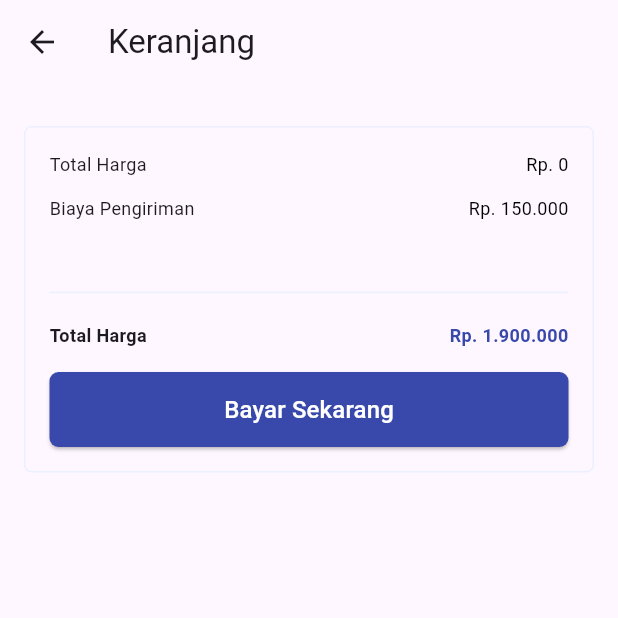
After one commit to fahronona/FCI-9-CWB-FLUTTER, a Flutter app: the CartPage screen opened directly, on a phone screen of 412 x 824 dp, the top half of it. The commit adds this screen. Run offline on Flutter 3.47's test engine with Material 2 defaults, Android fonts, the light colour scheme and no system bars; our stand-ins replace badges, bloc, carousel_slider, dartz, flutter_bloc, freezed_annotation and 1 more; accounts and stored records are empty; network calls fail.

Commit message:
update cart page

```diff
--- /dev/null
+++ b/lib/common/components/row_text.dart
@@ -0,0 +1,44 @@
+import 'package:flutter/material.dart';
+
+import '../constans/colors.dart';
+
+class RowText extends StatelessWidget {
+  final String label;
+  final String value;
+  final Color valueColor;
+  final FontWeight fontWeight;
+
+  const RowText({
+    super.key,
+    required this.label,
+    required this.value,
+    this.valueColor = ColorName.black,
+    this.fontWeight = FontWeight.w400,
+  });
+
+  @override
+  Widget build(BuildContext context) {
+    return Row(
+      mainAxisAlignment: MainAxisAlignment.spaceBetween,
+      children: [
+        Text(
+          label,
+          style: TextStyle(
+            fontSize: 12,
+            fontWeight: fontWeight,
+          ),
+        ),
+        Flexible(
+          child: Text(
+            value,
+            style: TextStyle(
+              fontSize: 12,
+              fontWeight: fontWeight,
+              color: valueColor,
+            ),
+          ),
+        ),
+      ],
+    );
+  }
+}
--- a/lib/common/constans/image.dart
+++ b/lib/common/constans/image.dart
@@ -17,4 +17,5 @@ class Images {
   static const String fashion2 = 'assets/images/fashion2.png';
   static const String fashion3 = 'assets/images/fashion3.png';
   static const String more = 'assets/images/more.png';
+  static const String iconTrash = 'assets/icons/Trash.png';
 }
--- /dev/null
+++ b/lib/presentation/cart/bloc/cart/cart_event.dart
@@ -0,0 +1,8 @@
+part of 'cart_bloc.dart';
+
+@freezed
+class CartEvent with _$CartEvent {
+  const factory CartEvent.started() = _Started;
+  const factory CartEvent.add(CartModel cart) = _Add;
+  const factory CartEvent.remove(CartModel cart) = _Remove;
+}
--- /dev/null
+++ b/lib/presentation/cart/bloc/cart/cart_state.dart
@@ -0,0 +1,9 @@
+part of 'cart_bloc.dart';
+
+@freezed
+class CartState with _$CartState {
+  const factory CartState.initial() = _Initial;
+  const factory CartState.loading() = _Loading;
+  const factory CartState.loaded(List<CartModel> carts) = _Loaded;
+  const factory CartState.error(String message) = _Error;
+}
--- /dev/null
+++ b/lib/presentation/cart/cart_page.dart
@@ -0,0 +1,127 @@
+// ignore_for_file: public_member_api_docs, sort_constructors_first
+import 'package:flutter/material.dart';
+import 'package:flutter_bloc/flutter_bloc.dart';
+
+import 'package:flutter_fic9_ecommerce_fahron_app/common/extensions/int_ext.dart';
+import 'package:flutter_fic9_ecommerce_fahron_app/presentation/cart/bloc/cart/cart_bloc.dart';
+
+import '../../common/components/button.dart';
+import '../../common/components/row_text.dart';
+import '../../common/components/space_height.dart';
+import '../../common/constans/colors.dart';
+import 'widgets/cart_item_widget.dart';
+
+class CartPage extends StatefulWidget {
+  const CartPage({
+    Key? key,
+  }) : super(key: key);
+
+  @override
+  State<CartPage> createState() => _CartPageState();
+}
+
+class _CartPageState extends State<CartPage> {
+  @override
+  void initState() {
+    super.initState();
+  }
+
+  @override
+  Widget build(BuildContext context) {
+    return Scaffold(
+      appBar: AppBar(
+        title: const Text('Keranjang'),
+      ),
+      body: ListView(
+        padding: const EdgeInsets.all(16.0),
+        children: [
+          BlocBuilder<CartBloc, CartState>(
+            builder: (context, state) {
+              return state.maybeWhen(
+                orElse: () {
+                  return const Center(
+                    child: CircularProgressIndicator(),
+                  );
+                },
+                loaded: (carts) {
+                  return ListView.separated(
+                    shrinkWrap: true,
+                    physics: const NeverScrollableScrollPhysics(),
+                    separatorBuilder: (context, index) =>
+                        const SpaceHeight(16.0),
+                    itemCount: carts.length,
+                    itemBuilder: (context, index) {
+                      return CartItemWidget(data: carts[index]);
+                    },
+                  );
+                },
+              );
+            },
+          ),
+          const SpaceHeight(12.0),
+          Container(
+            padding: const EdgeInsets.all(16.0),
+            decoration: BoxDecoration(
+              borderRadius: const BorderRadius.all(Radius.circular(5.0)),
+              border: Border.all(color: ColorName.border),
+            ),
+            child: Column(
+              children: [
+                BlocBuilder<CartBloc, CartState>(
+                  builder: (context, state) {
+                    return state.maybeWhen(
+                      orElse: () {
+                        return RowText(
+                          label: 'Total Harga',
+                          value: 0.currencyFormatRp,
+                        );
+                      },
+                      loaded: (carts) {
+                        int totalPrice = 0;
+                        for (var e in carts) {
+                          totalPrice += int.parse(e.product.attributes.price) *
+                              e.quantity;
+                        }
+                        return RowText(
+                          label: 'Total Harga',
+                          value: totalPrice.currencyFormatRp,
+                        );
+                      },
+                    );
+                  },
+                ),
+                const SpaceHeight(12.0),
+                RowText(
+                  label: 'Biaya Pengiriman',
+                  value: 150000.currencyFormatRp,
+                ),
+                const SpaceHeight(40.0),
+                const Divider(color: ColorName.border),
+                const SpaceHeight(12.0),
+                RowText(
+                  label: 'Total Harga',
+                  value: 1900000.currencyFormatRp,
+                  valueColor: ColorName.primary,
+                  fontWeight: FontWeight.w700,
+                ),
+                const SpaceHeight(16.0),
+                Button.filled(
+                  onPressed: () {
+                    // Navigator.push(
+                    //   context,
+                    //   MaterialPageRoute(
+                    //       builder: (context) => const PaymentPage(
+                    //             url: '',
+                    //           )),
+                    // );
+                  },
+                  label: 'Bayar Sekarang',
+                ),
+              ],
+            ),
+          ),
+        ],
+      ),
+    );
+  }
+}
--- /dev/null
+++ b/lib/presentation/cart/widgets/cart_model.dart
@@ -0,0 +1,14 @@
+import 'package:flutter_fic9_ecommerce_fahron_app/common/extensions/string_ext.dart';
+import 'package:flutter_fic9_ecommerce_fahron_app/data/models/responses/products_response_model.dart';
+
+class CartModel {
+  final Product product;
+  int quantity;
+
+  CartModel({
+    required this.product,
+    this.quantity = 0,
+  });
+
+  String get priceFormat => product.attributes.price.currencyFormatRpString;
+}
--- a/pubspec.yaml
+++ b/pubspec.yaml
@@ -7,6 +7,7 @@ environment:
   sdk: ">=3.1.0 <4.0.0"
 
 dependencies:
+  badges: ^3.1.2
   bloc: ^8.1.1
   carousel_slider: ^4.2.1
   dartz: ^0.10.1
```
Also changed, not shown: lib/common/extensions/string_ext.dart (added, +9 -0 lines), lib/main.dart (+9 -2 lines), lib/presentation/cart/bloc/cart/cart_bloc.dart (added, +38 -0 lines), lib/presentation/cart/widgets/cart_item_widget.dart (added, +131 -0 lines), lib/presentation/home/home_page.dart (+31 -9 lines), lib/presentation/home/widget/image_slider.dart (+19 -2 lines), lib/presentation/home/widget/product_card.dart (+23 -5 lines), lib/presentation/product_detail/product_detail_page.dart (added, +116 -0 lines), lib/presentation/product_detail/widgets/product_description_widget.dart (added, +44 -0 lines), lib/presentation/product_detail/widgets/product_info_widget.dart (added, +74 -0 lines), lib/presentation/cart/bloc/cart/cart_bloc.freezed.dart (added), pubspec.lock.
